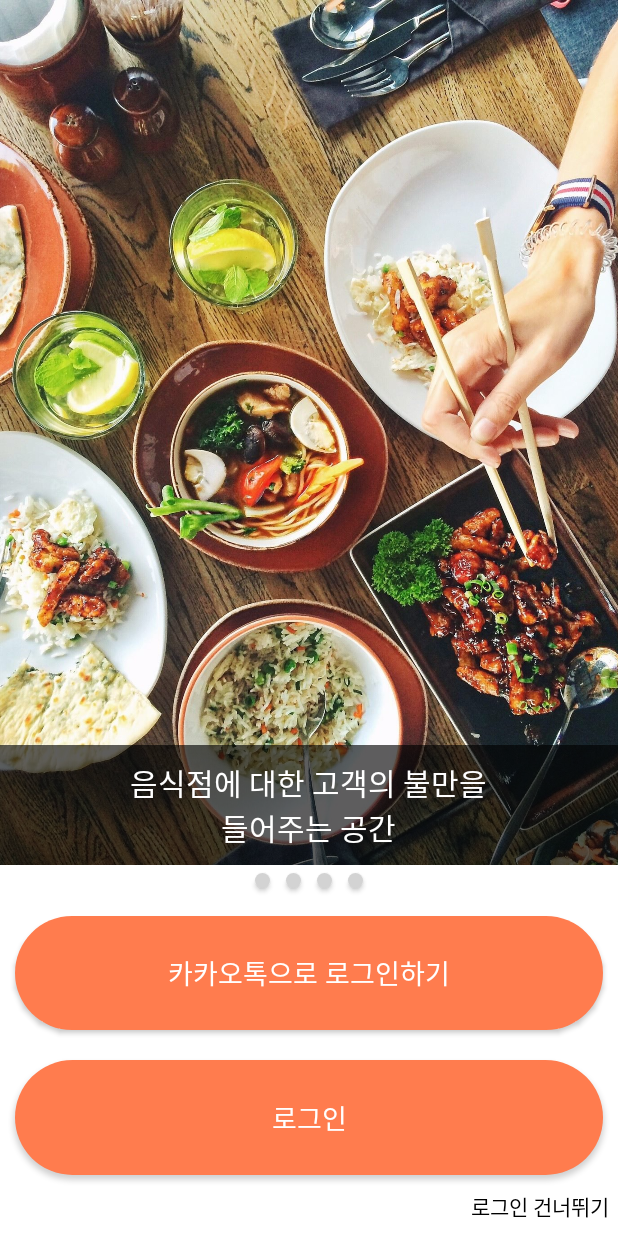
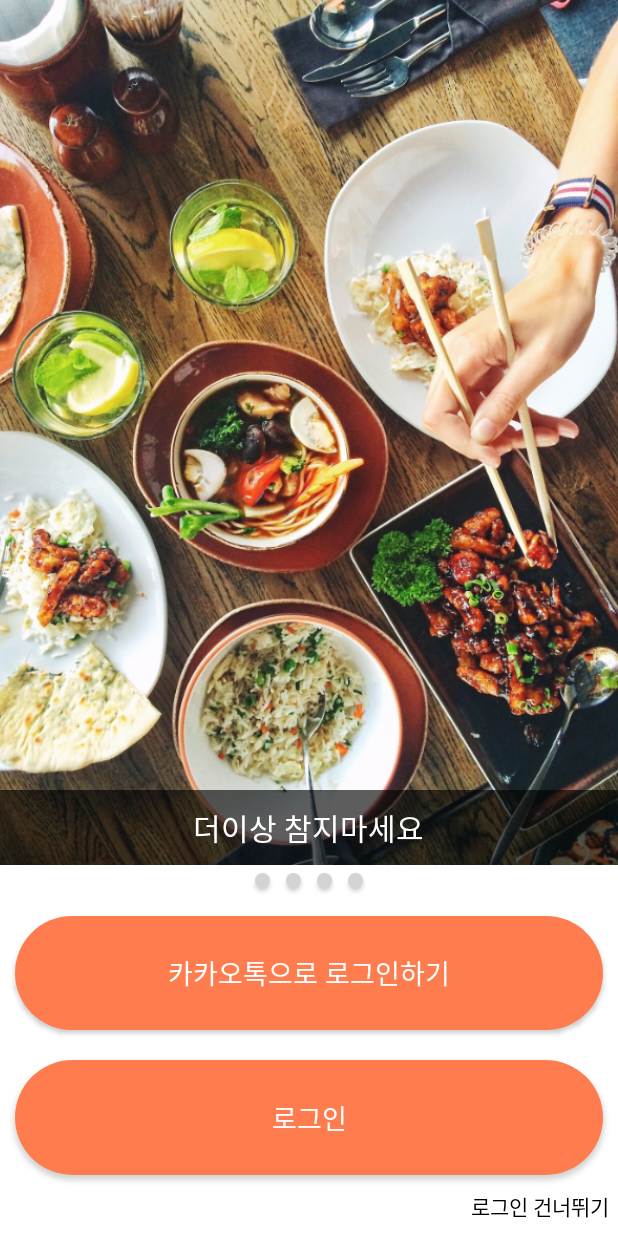
Before and after one commit to geni429/SigMunGo, an Android app: the screen it shows after launch (Landing), on a phone screen of 412 x 824 dp. Run offline under Robolectric (Android 15) with nearby library versions, the light colour scheme and no system bars.

Commit message:
Landing 성능 개선 및 버그 수정

```diff
--- a/SigMunGo/app/src/main/java/com/example/sigmungo/sigmungo/Adapter/LandingAdapter.java
+++ b/SigMunGo/app/src/main/java/com/example/sigmungo/sigmungo/Adapter/LandingAdapter.java
@@ -1,14 +1,14 @@
 package com.example.sigmungo.sigmungo.Adapter;
 
-import android.graphics.Bitmap;
-import android.graphics.BitmapFactory;
-import android.graphics.drawable.BitmapDrawable;
-import android.graphics.drawable.Drawable;
+import android.content.Context;
+import android.support.v4.util.Pools;
 import android.support.v4.view.PagerAdapter;
 import android.view.LayoutInflater;
 import android.view.View;
 import android.view.ViewGroup;
 import android.widget.ImageView;
+
+import com.bumptech.glide.Glide;
 import com.example.sigmungo.sigmungo.R;
 import static android.widget.ImageView.ScaleType.CENTER_CROP;
 
@@ -17,10 +17,13 @@ import static android.widget.ImageView.ScaleType.CENTER_CROP;
  */
 
 public class LandingAdapter extends PagerAdapter {
-    LayoutInflater inflater;
+    private final int MAX_POOL_SIZE = 4;
+    private Context mContext;
+    private Pools.SimplePool<View> viewPool;
 
-    public LandingAdapter(LayoutInflater inflater) {
-        this.inflater = inflater;
+    public LandingAdapter(Context context) {
+        this.mContext = context;
+        viewPool = new Pools.SynchronizedPool<>(MAX_POOL_SIZE);
     }
 
     @Override
@@ -30,16 +33,17 @@ public class LandingAdapter extends PagerAdapter {
 
     @Override
     public Object instantiateItem(ViewGroup container, int position) {
-        View view = inflater.inflate(R.layout.landing_pager, null);
+        View view = getPagerItemView();
         ImageView img= (ImageView)view.findViewById(R.id.landing_pager_image);
-        img.setImageResource(R.drawable.landing_img_1+position);
+        Glide.with(view).load(R.drawable.landing_img_1+position).into(img);
         img.setScaleType(CENTER_CROP);
-        container.addView(view);
+        container.addView(view, 0);
         return view;
 }
 
     @Override
     public void destroyItem(ViewGroup container, int position, Object object) {
+        viewPool.release((View) object);
         container.removeView((View)object);
     }
 
@@ -52,4 +56,13 @@ public class LandingAdapter extends PagerAdapter {
     public boolean isViewFromObject(View view, Object object) {
         return view == object;
     }
+
+    private View getPagerItemView() {
+        View view = viewPool.acquire();
+        if (view == null) {
+            view = LayoutInflater.from(mContext).inflate(R.layout.landing_pager, null);
+        }
+
+        return view;
+    }
 }
--- a/SigMunGo/app/src/main/java/com/example/sigmungo/sigmungo/Landing.java
+++ b/SigMunGo/app/src/main/java/com/example/sigmungo/sigmungo/Landing.java
@@ -4,6 +4,7 @@ import android.os.Bundle;
 import android.support.v4.view.ViewPager;
 import android.support.v7.app.AppCompatActivity;
 import android.widget.Button;
+import android.widget.TextView;
 
 import com.example.sigmungo.sigmungo.Adapter.LandingAdapter;
 
@@ -14,70 +15,63 @@ import com.example.sigmungo.sigmungo.Adapter.LandingAdapter;
 public class Landing extends AppCompatActivity {
     ViewPager pager;
     Button btnGroup[] = new Button[4];
+    TextView landingExplain;
 
     @Override
     protected void onCreate(Bundle savedInstanceState) {
         super.onCreate(savedInstanceState);
         setContentView(R.layout.landing);
         pager = (ViewPager)findViewById(R.id.landing_pager);
+        landingExplain = (TextView) findViewById(R.id.landing_explain);
         btnGroup[0] = (Button)findViewById(R.id.pager_button_1);
         btnGroup[1] = (Button)findViewById(R.id.pager_button_2);
         btnGroup[2] = (Button)findViewById(R.id.pager_button_3);
         btnGroup[3] = (Button)findViewById(R.id.pager_button_4);
 
-        LandingAdapter adapter = new LandingAdapter(getLayoutInflater());
-        pager.setAdapter(adapter);
+        PagerThread thread = new PagerThread();
+        thread.start();
     }
 
-//    private class PagerTask extends AsyncTask{
-//        @Override
-//        protected Object doInBackground(Object[] params) {
-//            return null;
-//        }
-//
-//        @Override
-//        protected void onPreExecute() {
-//            LandingAdapter adapter = new LandingAdapter(getLayoutInflater(), getApplicationContext());
-//            pager.setAdapter(adapter);
-//            pager.setOffscreenPageLimit(4);
-//            super.onPreExecute();
-//        }
-//
-//        @Override
-//        protected void onPostExecute(Object o) {
-//            super.onPostExecute(o);
-//        }
-//
-//        @Override
-//        protected void onProgressUpdate(Object[] values) {
-//            super.onProgressUpdate(values);
-//        }
-//    }
-//
-//    class PagerThread extends Thread{
-//        public void run(){
-//
-//            pager.addOnPageChangeListener(new ViewPager.OnPageChangeListener() {
-//                @Override
-//                public void onPageScrolled(int position, float positionOffset, int positionOffsetPixels) {
-//
-//                }
-//
-//                @Override
-//                public void onPageSelected(int position) {
-//
-//                }
-//
-//                @Override
-//                public void onPageScrollStateChanged(int state) {
-//                    if(state == 2){
-//                        for(Button pagerButtons : btnGroup){
-//                            pagerButtons.setBackgroundResource(R.drawable.pager_button_off);
-//                        }
-//                        btnGroup[pager.getCurrentItem()].setBackgroundResource(R.drawable.pager_button_on);
-//                    }
-//                }
-//            });
-//        }
-//    }
+    class PagerThread extends Thread{
+        public void run(){
+            LandingAdapter adapter = new LandingAdapter(getApplicationContext());
+            pager.setAdapter(adapter);
+            pager.addOnPageChangeListener(new ViewPager.OnPageChangeListener() {
+                @Override
+                public void onPageScrolled(int position, float positionOffset, int positionOffsetPixels) {
+
+                }
+
+                @Override
+                public void onPageSelected(int position) {
+
+                }
+
+                @Override
+                public void onPageScrollStateChanged(int state) {
+                    if(state == 2){
+                        for(Button pagerButtons : btnGroup){
+                            pagerButtons.setBackgroundResource(R.drawable.pager_button_off);
+                        }
+                        btnGroup[pager.getCurrentItem()].setBackgroundResource(R.drawable.pager_button_on);
+                        switch (pager.getCurrentItem()){
+                            case 0:
+                                landingExplain.setText("더이상 참지마새요");
+                                break;
+                            case 1:
+                                landingExplain.setText("솔직한 리뷰로 당신의 의견을 표출하세요");
+                                break;
+                            case 2:
+                                landingExplain.setText("솔직담백한 고객들의 이야기");
+                                break;
+                            case 3:
+                                landingExplain.setText("식문고로 당신을 초대합니다.");
+                                break;
+                            default: break;
+                        }
+                    }
+                }
+            });
+        }
+    }
 }
--- a/SigMunGo/app/src/main/res/layout/landing.xml
+++ b/SigMunGo/app/src/main/res/layout/landing.xml
@@ -16,17 +16,17 @@
 
         </android.support.v4.view.ViewPager>
         <LinearLayout
-            android:id="@+id/landing_explain"
             android:layout_width="match_parent"
-            android:layout_height="80dp"
+            android:layout_height="50dp"
             android:layout_alignParentBottom="true"
             android:gravity="center_horizontal|center_vertical"
             android:background="@color/colorBlackClarity">
             <TextView
+                android:id="@+id/landing_explain"
                 android:layout_width="wrap_content"
                 android:layout_height="wrap_content"
                 android:background="@color/colorClarity"
-                android:text="음식점에 대한 고객의 불만을\n들어주는 공간"
+                android:text="더이상 참지마세요"
                 android:textColor="#ffffff"
                 android:textSize="20dp"
                 android:textAlignment="center"/>
```
Also changed, not shown: SigMunGo/app/src/main/res/drawable/landing_img_2.jpg, SigMunGo/app/src/main/res/drawable/landing_img_3.jpg.
